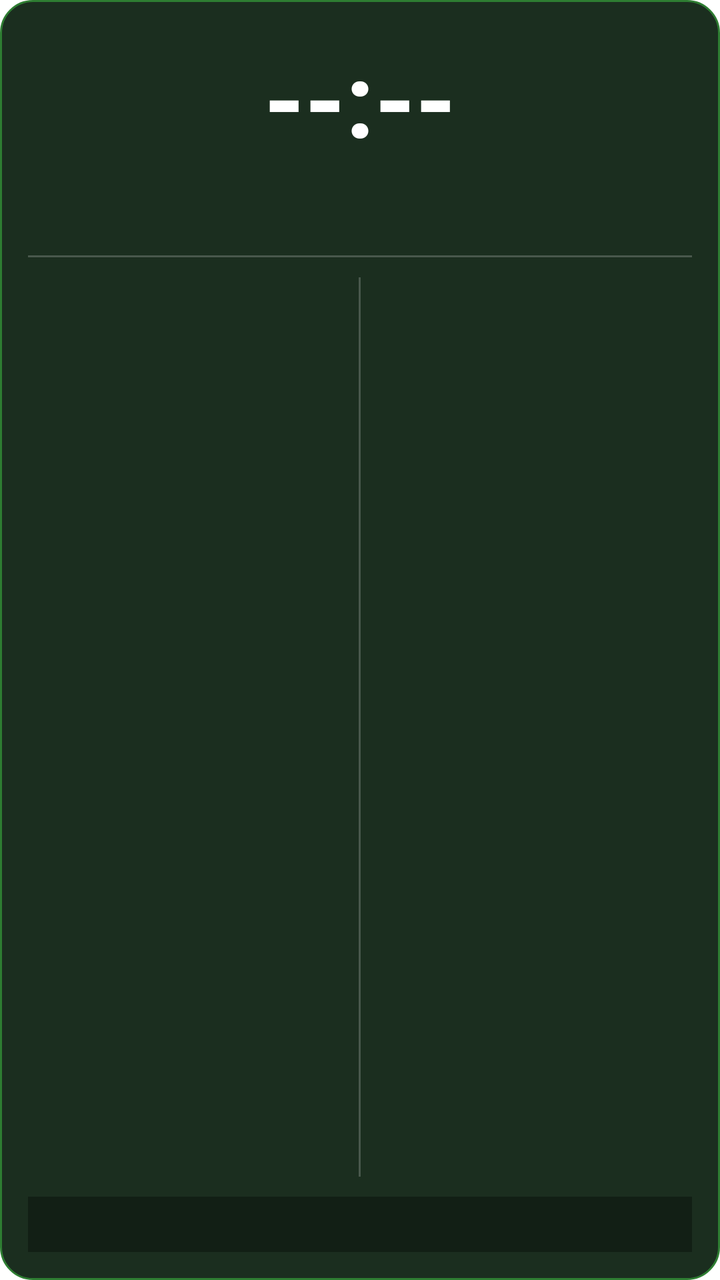
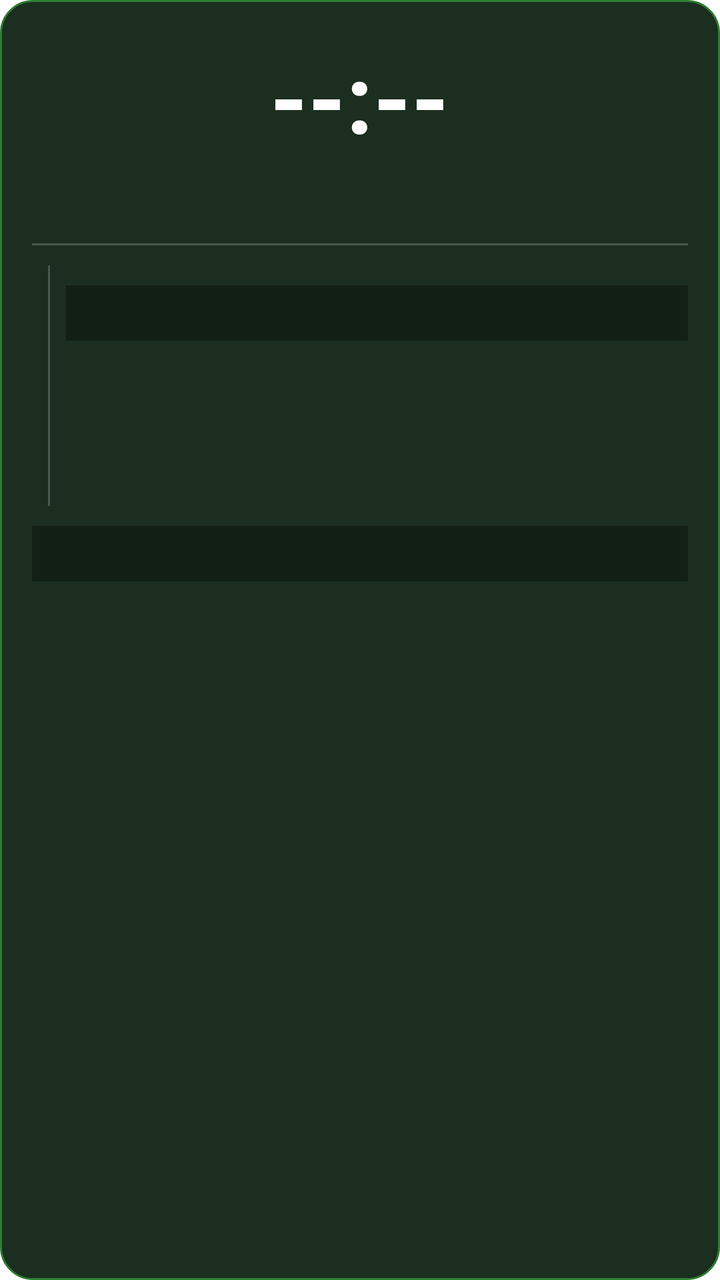

Before-and-after screenshots of an Android layout around one commit, followed by the original layout XML and the change that was made.
<!-- AndroidManifest.xml: fallback theme Theme.MaterialComponents.DayNight.NoActionBar -->
<!-- res/layout/prayer_widget_layout.xml -->
<?xml version="1.0" encoding="utf-8"?>
<LinearLayout xmlns:android="http://schemas.android.com/apk/res/android"
    android:layout_width="match_parent"
    android:layout_height="match_parent"
    android:orientation="vertical"
    android:background="@drawable/widget_background"
    android:padding="14dp"
    android:gravity="center_horizontal">

    
    <TextView
        android:id="@+id/widget_time"
        android:layout_width="wrap_content"
        android:layout_height="wrap_content"
        android:text="--:--"
        android:textColor="#FFFFFF"
        android:textSize="52sp"
        android:textStyle="bold" />

    
    <TextView
        android:id="@+id/widget_day"
        android:layout_width="wrap_content"
        android:layout_height="wrap_content"
        android:layout_marginTop="2dp"
        android:text=""
        android:textColor="#B0BEC5"
        android:textSize="24sp"
        android:textStyle="bold" />

    
    <View
        android:layout_width="match_parent"
        android:layout_height="1dp"
        android:layout_marginTop="10dp"
        android:layout_marginBottom="10dp"
        android:background="#33FFFFFF" />

    
    <LinearLayout
        android:layout_width="match_parent"
        android:layout_height="0dp"
        android:layout_weight="1"
        android:orientation="horizontal">

        
        <LinearLayout
            android:layout_width="0dp"
            android:layout_height="wrap_content"
            android:layout_weight="1"
            android:orientation="vertical"
            android:gravity="center_vertical">

            <TextView
                android:id="@+id/widget_gregorian"
                android:layout_width="wrap_content"
                android:layout_height="wrap_content"
                android:text=""
                android:textColor="#E0E0E0"
                android:textSize="15sp"
                android:textStyle="bold" />

            <TextView
                android:id="@+id/widget_hijri"
                android:layout_width="wrap_content"
                android:layout_height="wrap_content"
                android:layout_marginTop="5dp"
                android:text=""
                android:textColor="#FFD54F"
                android:textSize="15sp"
                android:textStyle="bold" />

            <TextView
                android:id="@+id/widget_bangla_date"
                android:layout_width="wrap_content"
                android:layout_height="wrap_content"
                android:layout_marginTop="5dp"
                android:text=""
                android:textColor="#80DEEA"
                android:textSize="14sp"
                android:textStyle="bold" />

        </LinearLayout>

        
        <View
            android:layout_width="1dp"
            android:layout_height="match_parent"
            android:layout_marginStart="8dp"
            android:layout_marginEnd="8dp"
            android:background="#33FFFFFF" />

        
        <LinearLayout
            android:layout_width="0dp"
            android:layout_height="wrap_content"
            android:layout_weight="1"
            android:orientation="vertical"
            android:gravity="center_vertical">

            <TextView
                android:id="@+id/widget_sunrise"
                android:layout_width="wrap_content"
                android:layout_height="wrap_content"
                android:text=""
                android:textColor="#FFD54F"
                android:textSize="14sp"
                android:textStyle="bold" />

            <TextView
                android:id="@+id/widget_sunset"
                android:layout_width="wrap_content"
                android:layout_height="wrap_content"
                android:layout_marginTop="4dp"
                android:text=""
                android:textColor="#FFD54F"
                android:textSize="14sp"
                android:textStyle="bold" />

            <TextView
                android:id="@+id/widget_sehri"
                android:layout_width="wrap_content"
                android:layout_height="wrap_content"
                android:layout_marginTop="8dp"
                android:text=""
                android:textColor="#00E676"
                android:textSize="14sp"
                android:textStyle="bold" />

            <TextView
                android:id="@+id/widget_iftar"
                android:layout_width="wrap_content"
                android:layout_height="wrap_content"
                android:layout_marginTop="4dp"
                android:text=""
                android:textColor="#00E676"
                android:textSize="14sp"
                android:textStyle="bold" />

        </LinearLayout>
    </LinearLayout>

    
    <TextView
        android:id="@+id/widget_marquee"
        android:layout_width="match_parent"
        android:layout_height="wrap_content"
        android:layout_marginTop="10dp"
        android:paddingTop="6dp"
        android:paddingBottom="4dp"
        android:background="#55000000"
        android:text=""
        android:textColor="#FFD54F"
        android:textSize="13sp"
        android:textStyle="bold"
        android:singleLine="true"
        android:ellipsize="marquee"
        android:marqueeRepeatLimit="marquee_forever"
        android:focusable="true"
        android:focusableInTouchMode="true"
        android:scrollHorizontally="true"
        android:selected="true" />

</LinearLayout>
<!-- resources referenced by this layout -->
<resources>
  <!-- drawable widget_background (drawable) -->
  <?xml version="1.0" encoding="utf-8"?>
  <shape xmlns:android="http://schemas.android.com/apk/res/android"
      android:shape="rectangle">
      <solid android:color="#1B2E1F" />
      <corners android:radius="16dp" />
      <stroke
          android:width="1dp"
          android:color="#2E7D32" />
  </shape>
</resources>

<!-- the commit's change to res/layout/prayer_widget_layout.xml (unified diff, before → after) -->
@@ -4,7 +4,7 @@
     android:layout_height="match_parent"
     android:orientation="vertical"
     android:background="@drawable/widget_background"
-    android:padding="14dp"
+    android:padding="16dp"
     android:gravity="center_horizontal">
 
     
@@ -14,7 +14,7 @@
         android:layout_height="wrap_content"
         android:text="--:--"
         android:textColor="#FFFFFF"
-        android:textSize="52sp"
+        android:textSize="48sp"
         android:textStyle="bold" />
 
     
@@ -25,22 +25,22 @@
         android:layout_marginTop="2dp"
         android:text=""
         android:textColor="#B0BEC5"
-        android:textSize="24sp"
+        android:textSize="22sp"
         android:textStyle="bold" />
 
     
-    <View
+    <TextView
         android:layout_width="match_parent"
         android:layout_height="1dp"
         android:layout_marginTop="10dp"
         android:layout_marginBottom="10dp"
-        android:background="#33FFFFFF" />
+        android:background="#33FFFFFF"
+        android:text="" />
 
     
     <LinearLayout
         android:layout_width="match_parent"
-        android:layout_height="0dp"
-        android:layout_weight="1"
+        android:layout_height="wrap_content"
         android:orientation="horizontal">
 
         
@@ -48,8 +48,7 @@
             android:layout_width="0dp"
             android:layout_height="wrap_content"
             android:layout_weight="1"
-            android:orientation="vertical"
-            android:gravity="center_vertical">
+            android:orientation="vertical">
 
             <TextView
                 android:id="@+id/widget_gregorian"
@@ -57,46 +56,67 @@
                 android:layout_height="wrap_content"
                 android:text=""
                 android:textColor="#E0E0E0"
-                android:textSize="15sp"
+                android:textSize="14sp"
                 android:textStyle="bold" />
 
             <TextView
                 android:id="@+id/widget_hijri"
                 android:layout_width="wrap_content"
                 android:layout_height="wrap_content"
-                android:layout_marginTop="5dp"
+                android:layout_marginTop="4dp"
                 android:text=""
                 android:textColor="#FFD54F"
-                android:textSize="15sp"
+                android:textSize="14sp"
                 android:textStyle="bold" />
 
             <TextView
                 android:id="@+id/widget_bangla_date"
                 android:layout_width="wrap_content"
                 android:layout_height="wrap_content"
-                android:layout_marginTop="5dp"
+                android:layout_marginTop="4dp"
                 android:text=""
                 android:textColor="#80DEEA"
-                android:textSize="14sp"
-                android:textStyle="bold" />
-
-        </LinearLayout>
-
-        
-        <View
+                android:textSize="13sp"
+                android:textStyle="bold" />
+
+            
+    <TextView
+        android:id="@+id/widget_marquee"
+        android:layout_width="match_parent"
+        android:layout_height="wrap_content"
+        android:layout_marginTop="10dp"
+        android:paddingTop="6dp"
+        android:paddingBottom="4dp"
+        android:background="#55000000"
+        android:text=""
+        android:textColor="#FFD54F"
+        android:textSize="13sp"
+        android:textStyle="bold"
+        android:singleLine="true"
+        android:ellipsize="marquee"
+        android:marqueeRepeatLimit="marquee_forever"
+        android:focusable="true"
+        android:focusableInTouchMode="true"
+        android:scrollHorizontally="true"
+        android:selected="true" />
+
+</LinearLayout>
+
+        
+        <TextView
             android:layout_width="1dp"
             android:layout_height="match_parent"
             android:layout_marginStart="8dp"
             android:layout_marginEnd="8dp"
-            android:background="#33FFFFFF" />
+            android:background="#33FFFFFF"
+            android:text="" />
 
         
         <LinearLayout
             android:layout_width="0dp"
             android:layout_height="wrap_content"
             android:layout_weight="1"
-            android:orientation="vertical"
-            android:gravity="center_vertical">
+            android:orientation="vertical">
 
             <TextView
                 android:id="@+id/widget_sunrise"
@@ -104,61 +124,103 @@
                 android:layout_height="wrap_content"
                 android:text=""
                 android:textColor="#FFD54F"
-                android:textSize="14sp"
+                android:textSize="13sp"
                 android:textStyle="bold" />
 
             <TextView
                 android:id="@+id/widget_sunset"
                 android:layout_width="wrap_content"
                 android:layout_height="wrap_content"
-                android:layout_marginTop="4dp"
+                android:layout_marginTop="3dp"
                 android:text=""
                 android:textColor="#FFD54F"
-                android:textSize="14sp"
+                android:textSize="13sp"
                 android:textStyle="bold" />
 
             <TextView
                 android:id="@+id/widget_sehri"
                 android:layout_width="wrap_content"
                 android:layout_height="wrap_content"
-                android:layout_marginTop="8dp"
+                android:layout_marginTop="6dp"
                 android:text=""
                 android:textColor="#00E676"
-                android:textSize="14sp"
+                android:textSize="13sp"
                 android:textStyle="bold" />
 
             <TextView
                 android:id="@+id/widget_iftar"
                 android:layout_width="wrap_content"
                 android:layout_height="wrap_content"
-                android:layout_marginTop="4dp"
+                android:layout_marginTop="3dp"
                 android:text=""
                 android:textColor="#00E676"
-                android:textSize="14sp"
-                android:textStyle="bold" />
-
-        </LinearLayout>
-    </LinearLayout>
-
-    
-    <TextView
-        android:id="@+id/widget_marquee"
-        android:layout_width="match_parent"
-        android:layout_height="wrap_content"
-        android:layout_marginTop="10dp"
-        android:paddingTop="6dp"
-        android:paddingBottom="4dp"
-        android:background="#55000000"
-        android:text=""
-        android:textColor="#FFD54F"
-        android:textSize="13sp"
-        android:textStyle="bold"
-        android:singleLine="true"
-        android:ellipsize="marquee"
-        android:marqueeRepeatLimit="marquee_forever"
-        android:focusable="true"
-        android:focusableInTouchMode="true"
-        android:scrollHorizontally="true"
-        android:selected="true" />
-
-</LinearLayout>
+                android:textSize="13sp"
+                android:textStyle="bold" />
+
+            
+    <TextView
+        android:id="@+id/widget_marquee"
+        android:layout_width="match_parent"
+        android:layout_height="wrap_content"
+        android:layout_marginTop="10dp"
+        android:paddingTop="6dp"
+        android:paddingBottom="4dp"
+        android:background="#55000000"
+        android:text=""
+        android:textColor="#FFD54F"
+        android:textSize="13sp"
+        android:textStyle="bold"
+        android:singleLine="true"
+        android:ellipsize="marquee"
+        android:marqueeRepeatLimit="marquee_forever"
+        android:focusable="true"
+        android:focusableInTouchMode="true"
+        android:scrollHorizontally="true"
+        android:selected="true" />
+
+</LinearLayout>
+        
+    <TextView
+        android:id="@+id/widget_marquee"
+        android:layout_width="match_parent"
+        android:layout_height="wrap_content"
+        android:layout_marginTop="10dp"
+        android:paddingTop="6dp"
+        android:paddingBottom="4dp"
+        android:background="#55000000"
+        android:text=""
+        android:textColor="#FFD54F"
+        android:textSize="13sp"
+        android:textStyle="bold"
+        android:singleLine="true"
+        android:ellipsize="marquee"
+        android:marqueeRepeatLimit="marquee_forever"
+        android:focusable="true"
+        android:focusableInTouchMode="true"
+        android:scrollHorizontally="true"
+        android:selected="true" />
+
+</LinearLayout>
+
+    
+    <TextView
+        android:id="@+id/widget_marquee"
+        android:layout_width="match_parent"
+        android:layout_height="wrap_content"
+        android:layout_marginTop="10dp"
+        android:paddingTop="6dp"
+        android:paddingBottom="4dp"
+        android:background="#55000000"
+        android:text=""
+        android:textColor="#FFD54F"
+        android:textSize="13sp"
+        android:textStyle="bold"
+        android:singleLine="true"
+        android:ellipsize="marquee"
+        android:marqueeRepeatLimit="marquee_forever"
+        android:focusable="true"
+        android:focusableInTouchMode="true"
+        android:scrollHorizontally="true"
+        android:selected="true" />
+
+</LinearLayout>
